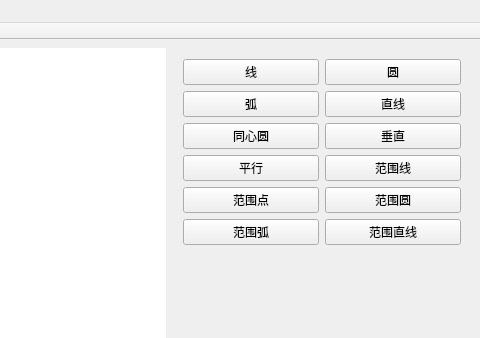
Qt form Graphics_demo/src/ui/MainWindow.ui (staticWu/GraphicsDemo) before a commit; both pictures show x 442 to 922 and y 0 to 338 of the 922 by 681 pixel window.
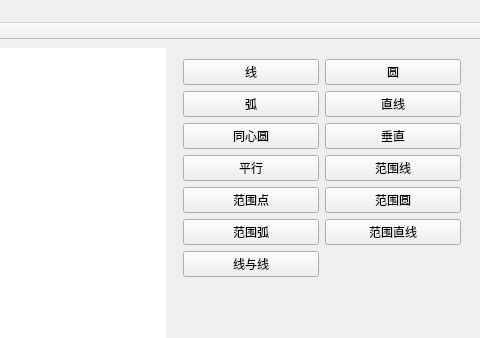
The same form after that commit.

Commit message: 增加线与线的功能

What changed in the file:
```diff
--- a/Graphics_demo/src/ui/MainWindow.ui
+++ b/Graphics_demo/src/ui/MainWindow.ui
@@ -51,8 +51,6 @@
         <height>0</height>
        </size>
       </property>
-      <layout class="QVBoxLayout" name="verticalLayout">
-       <item>
         <layout class="QGridLayout" name="gridLayout">
          <item row="0" column="0">
           <widget class="QPushButton" name="lineBtn">
@@ -138,9 +136,14 @@
            </property>
           </widget>
          </item>
-        </layout>
+       <item row="6" column="0">
+        <widget class="QPushButton" name="lineToLineBtn">
+         <property name="text">
+          <string>线与线</string>
+         </property>
+        </widget>
        </item>
-       <item>
+       <item row="7" column="0" colspan="2">
         <spacer name="verticalSpacer">
          <property name="orientation">
           <enum>Qt::Vertical</enum>
```
Lines whose indentation alone changed are shown as unchanged. The commit also changes 10 other files.
